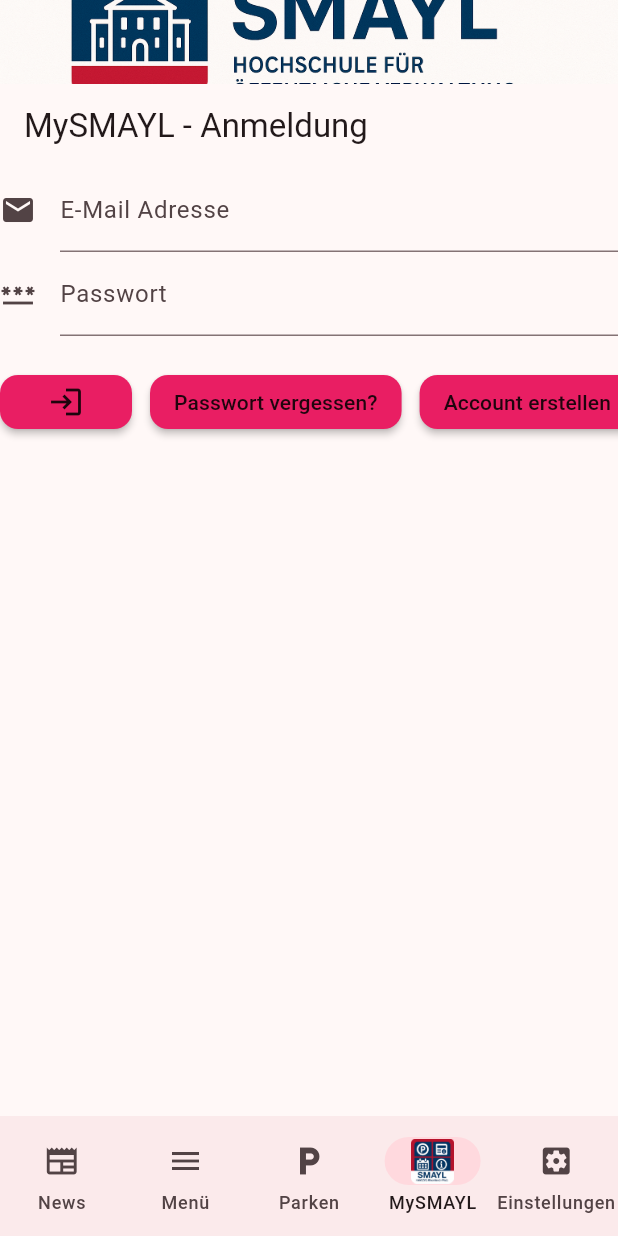
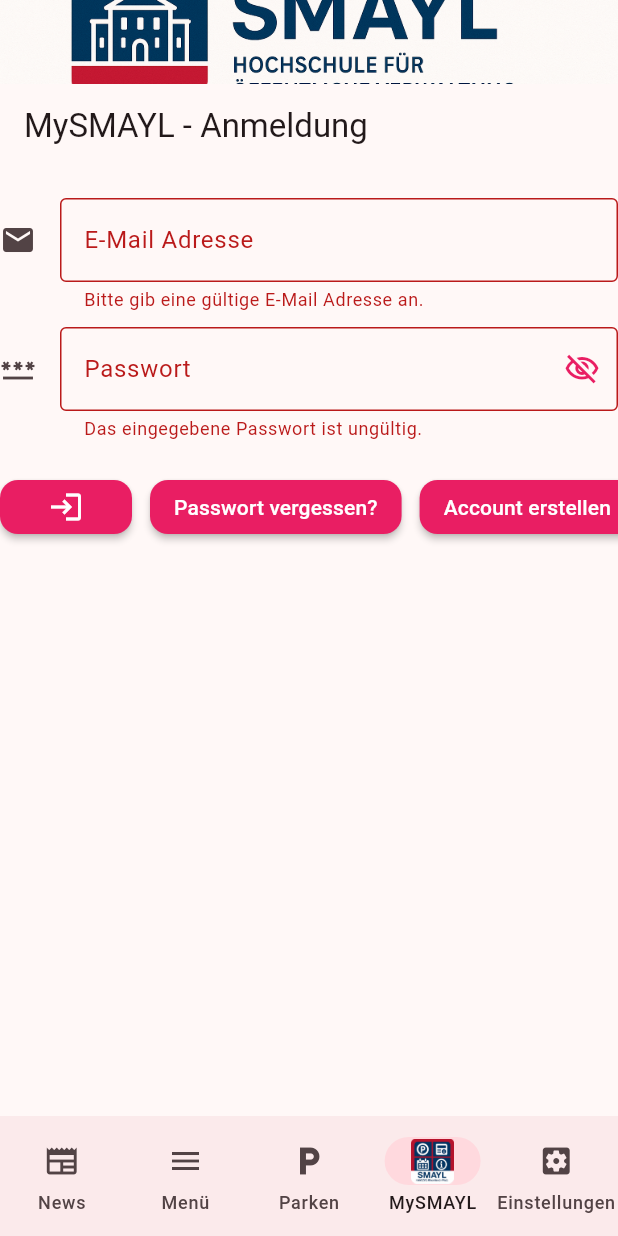
Before and after one commit to realEntwickler/smayl-app, a Flutter app: the screen it shows after launch, item 4 of the bottom bar chosen, after a tap on the "login" icon, on a phone screen of 412 x 824 dp. Run offline on Flutter 3.47's test engine with Material 3 defaults, Android fonts, the phone set to English and light mode, and no system bars; our stand-ins replace firebase_auth, firebase_core, shared_preferences; missing offline and left inert: firebase_ui_auth; accounts and stored records are empty; generated files the repository leaves out were written again; network calls fail.

Commit message:
- added functionality to login button - made TextFields animated - added testing profile page
Signed-off-by: Nils Kevin Körting-Eberhardt <nils@familieeberhardt.de>

```diff
--- a/lib/pages/MySmaylWidget.dart
+++ b/lib/pages/MySmaylWidget.dart
@@ -39,6 +39,10 @@
   final emailEditController = TextEditingController();
   final passwordEditController = TextEditingController();
 
+  bool _emailValid = true;
+  bool _passwordValid = true;
+  bool _passwordObscured = true;
+
   @override
   void initState() {
     super.initState();
@@ -47,6 +51,15 @@
         _authState = AuthState.profile;
       });
     }
+  }
+
+  void checkEmailInput (String value){
+    _emailValid = value.isNotEmpty &&
+        value.contains('@');
+  }
+
+  void checkPasswordInput (String value) {
+    _passwordValid = value.length >= 6;
   }
 
   @override
@@ -64,18 +77,46 @@
         ),
         body: Column(
           children: [
+            SizedBox(height: 20,),
             TextField(
               decoration: InputDecoration(
                 label: Text("E-Mail Adresse"),
                 icon: Icon(Icons.email),
+                border: OutlineInputBorder(
+                  borderSide: BorderSide(
+                    color: _emailValid ? Colors.grey : Colors.red,
+                  ),
+                ),
+                errorText: _emailValid ? null : "Bitte gib eine gültige E-Mail Adresse an."
               ),
+              onChanged: (value) => setState(() {
+                checkEmailInput(value);
+              }),
               controller: emailEditController,
             ),
+            SizedBox(height: 10),
             TextField(
               decoration: InputDecoration(
                 label: Text("Passwort"),
                 icon: Icon(Icons.password),
+                border: OutlineInputBorder(
+                  borderSide: BorderSide(
+                    color: _passwordValid ? Colors.grey : Colors.red
+                  )
+                ),
+                errorText: _passwordValid ? null : "Das eingegebene Passwort ist ungültig.",
+                suffixIcon: IconButton(
+                  icon: Icon(_passwordObscured ? Icons.visibility_off_outlined : Icons.visibility),
+                  color: themeProvider.primaryColor,
+                  onPressed: () => setState(() {
+                    _passwordObscured = !_passwordObscured;
+                  }),
+                )
               ),
+              obscureText: _passwordObscured,
+              onChanged: (value) => setState(() {
+                checkPasswordInput(value);
+              }),
               controller: passwordEditController,
             ),
             SizedBox(height: 20),
@@ -83,26 +124,43 @@
               children: [
                 MaterialButton(
                   onPressed: () {
-                    if (emailEditController.text.length > 1) {
+                    setState(() {
+                      checkEmailInput(emailEditController.text);
+                      checkPasswordInput(passwordEditController.text);
 
-                    } else {
-
-                    }
+                      if (_emailValid && _passwordValid) {
+                        _auth.signInWithEmailAndPassword(email: emailEditController.text, password: passwordEditController.text).then((value) {
+                          if (value.user != null) {
+                            final user = value.user!;
+                            print("logged in as: ${user.displayName}");
+                            setState(() {
+                              _authState = AuthState.profile;
+                            });
+                          } else {
+                            print('error');
+                          }
+                        }).onError((error, stackTrace) {
+                          print('error ${error.toString()}');
+                        },);
+                      } else {
+                        print('Login failed');
+                      }
+                    });
                   },
                   color: themeProvider.primaryColor,
                   shape: RoundedRectangleBorder(
                     borderRadius: BorderRadius.circular(12),
                   ),
-                  child: Icon(Icons.login),
+                  child: Icon(Icons.login, color: Colors.white),
                 ),
                 SizedBox(width: 12),
                 MaterialButton(
                   onPressed: () {},
                   color: themeProvider.primaryColor,
                   shape: RoundedRectangleBorder(
-                    borderRadius: BorderRadius.circular(12)
+                    borderRadius: BorderRadius.circular(12),
                   ),
-                  child: Text("Passwort vergessen?"),
+                  child: Text("Passwort vergessen?", style: TextStyle(color: Colors.white)),
                 ),
                 SizedBox(width: 12),
                 MaterialButton(
@@ -113,17 +171,26 @@
                   },
                   color: themeProvider.primaryColor,
                   shape: RoundedRectangleBorder(
-                    borderRadius: BorderRadius.circular(12)
+                    borderRadius: BorderRadius.circular(12),
                   ),
-                  child: Text("Account erstellen"),
-                )
+                  child: Text("Account erstellen", style: TextStyle(color: Colors.white),),
+                ),
               ],
             ),
           ],
         ),
       );
+    } else if (_authState == AuthState.profile){
+      return MaterialButton(onPressed: () {
+        _auth.signOut();
+        setState(() {
+          _authState = AuthState.signIn;
+        });
+      },
+      color: themeProvider.primaryColor,
+      child: Icon(Icons.logout),);
     } else {
-      throw UnimplementedError("Test");
+      return Text("${_authState.name}");
     }
     // return Scaffold(
     //   appBar: AppBar(
```
